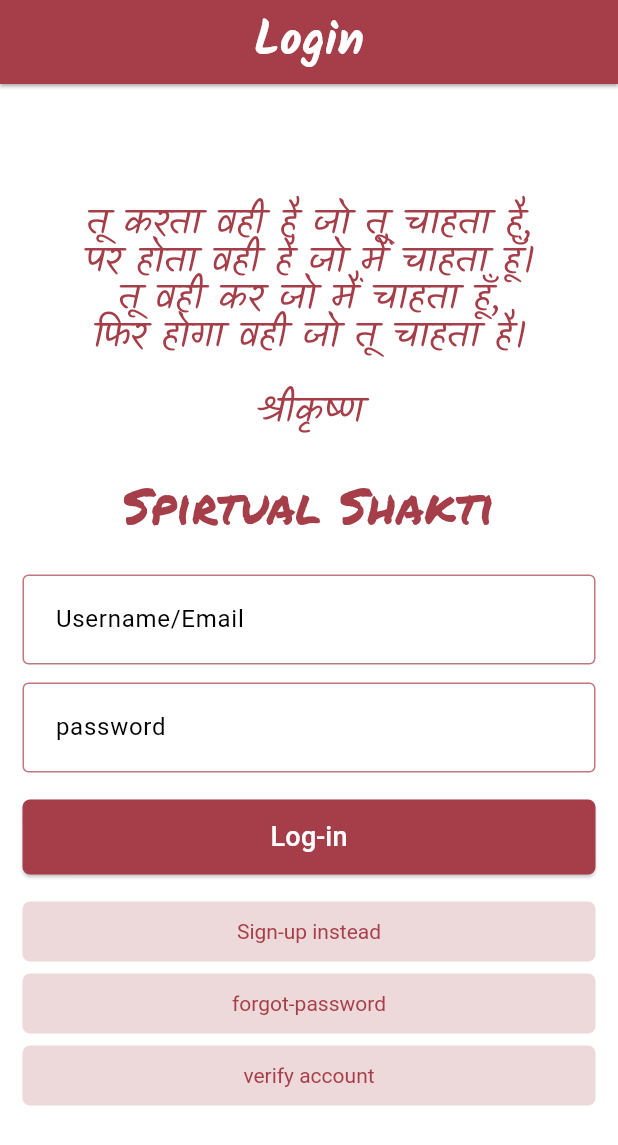
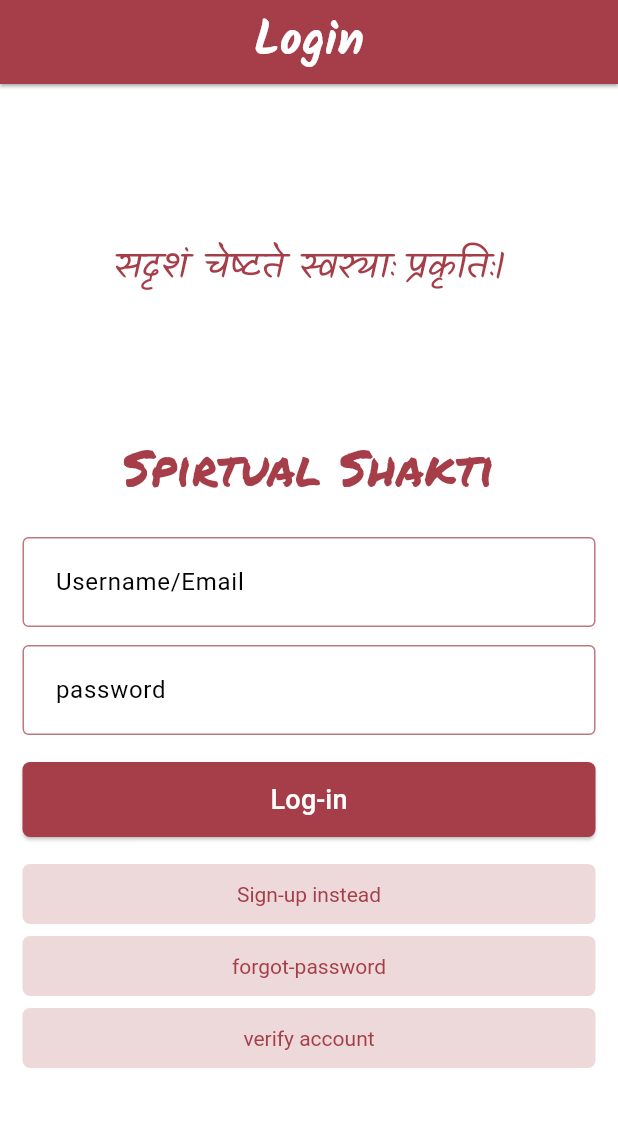
Before and after one commit to vi5hnuu/bhakti_bhoomi__android, a Flutter app: the LoginScreen screen opened by its route, on a phone screen of 412 x 824 dp. Shown: the top 1145 px of the screen. Run offline on Flutter 3.47's test engine with Material 3 defaults, Android fonts, the phone set to English and light mode, and no system bars; drawn by our look-alikes of animated_text_kit; our stand-ins replace audioplayers, bloc, connectivity_plus, dio, equatable, flutter_bloc and 9 more; missing offline and left inert: dart:ffi; accounts and stored records are empty.

Commit message:
login screen quote changed

```diff
--- a/lib/constants/ApiConstants.dart
+++ b/lib/constants/ApiConstants.dart
@@ -1,5 +1,5 @@
 class ApiConstants {
   static const String _prefix = "/api/v1";
-  // static const String baseUrl = "http://ec2-3-109-133-9.ap-south-1.compute.amazonaws.com:9092${_prefix}";
-  static const String baseUrl = "http://192.168.158.148:9092${_prefix}";
+  static const String baseUrl = "http://ec2-3-109-133-9.ap-south-1.compute.amazonaws.com:9092${_prefix}";
+  // static const String baseUrl = "http://192.168.158.148:9092${_prefix}";
 }
--- a/lib/pages/auth/LoginScreen.dart
+++ b/lib/pages/auth/LoginScreen.dart
@@ -25,8 +25,9 @@ class _LoginScreenState extends State<LoginScreen> {
   final formKey = GlobalKey<FormState>(debugLabel: 'loginForm');
   final TextEditingController usernameEmailController = TextEditingController(text: '');
   final TextEditingController passwordController = TextEditingController(text: '');
-  final List<String> quoteHindi= ["तू करता वही है जो तू चाहता है,","पर होता वही है जो मैं चाहता हूँ।","तू वही कर जो मैं चाहता हूँ,","फिर होगा वही जो तू चाहता है।","\nश्रीकृष्ण"];
-
+  final List<String> quoteSanskrit=["सदृशं चेष्टते स्वस्याः प्रकृतिः।"];
+  final List<String> quoteHindi= ["मनुष्य अपनी स्वभाव के अनुसार कार्य करता है।,",
+    "— भगवद गीता 18.30"];
 
   @override
   Widget build(BuildContext context) {
@@ -66,22 +67,23 @@ class _LoginScreenState extends State<LoginScreen> {
                 child: Column(
                   children: [
                     Container(
-                      margin: const EdgeInsets.symmetric(horizontal: 15.0),
-                      constraints: const BoxConstraints(minHeight: 150,maxHeight: 300,minWidth: double.infinity),
+                      margin: const EdgeInsets.symmetric(horizontal: 24.0),
+                      constraints: const BoxConstraints(minHeight: 100,maxHeight: 150,minWidth: double.infinity),
                       child: DefaultTextStyle(
                         textAlign: TextAlign.justify,
                         style: TextStyle(
                             fontSize: 25.0,
                             fontFamily: 'Kalam',
                             fontWeight: FontWeight.normal,
-                            height: 1,
+                            height: 1.25,
                             color: theme.primaryColor
                         ),
                         child: AnimatedTextKit(
                           repeatForever: true,
-                          totalRepeatCount: 2,
-                          pause: const Duration(seconds: 5),
+                          totalRepeatCount: 5,
+                          pause: const Duration(seconds: 3),
                           animatedTexts: [
+                            TypewriterAnimatedText(curve: Curves.fastOutSlowIn,quoteSanskrit.join('\n'),textAlign: TextAlign.center,speed: const Duration(milliseconds: 100)),
                             TypewriterAnimatedText(curve: Curves.fastOutSlowIn,quoteHindi.join('\n'),textAlign: TextAlign.center,speed: const Duration(milliseconds: 100)),
                           ],
                         ),
```
